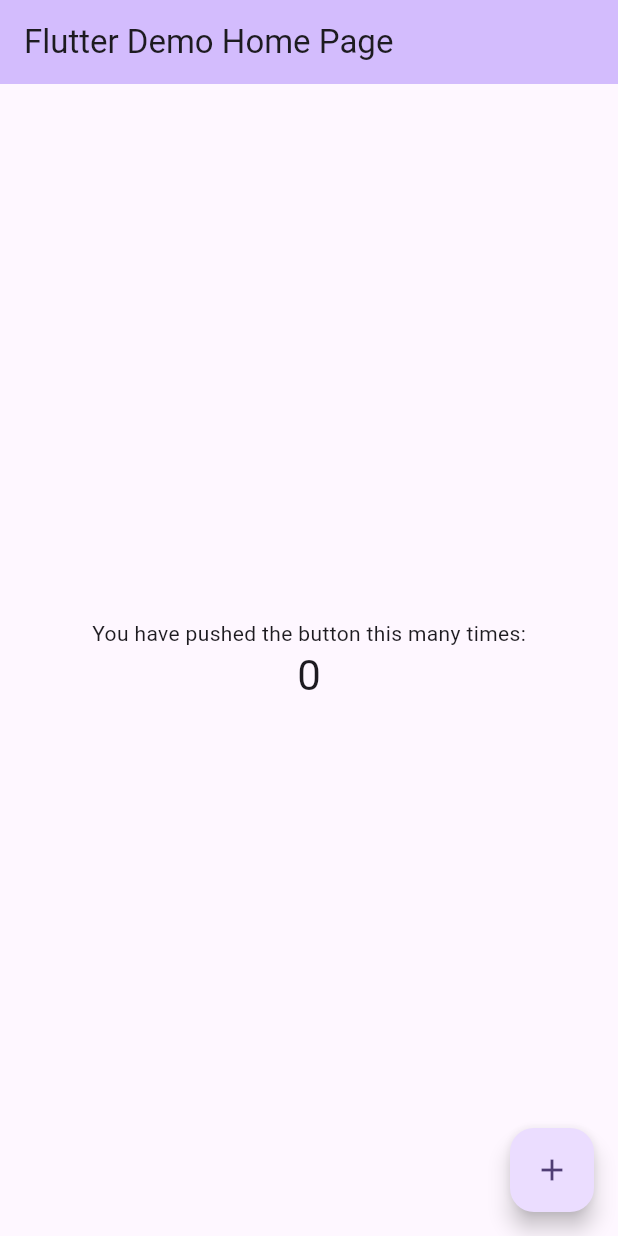
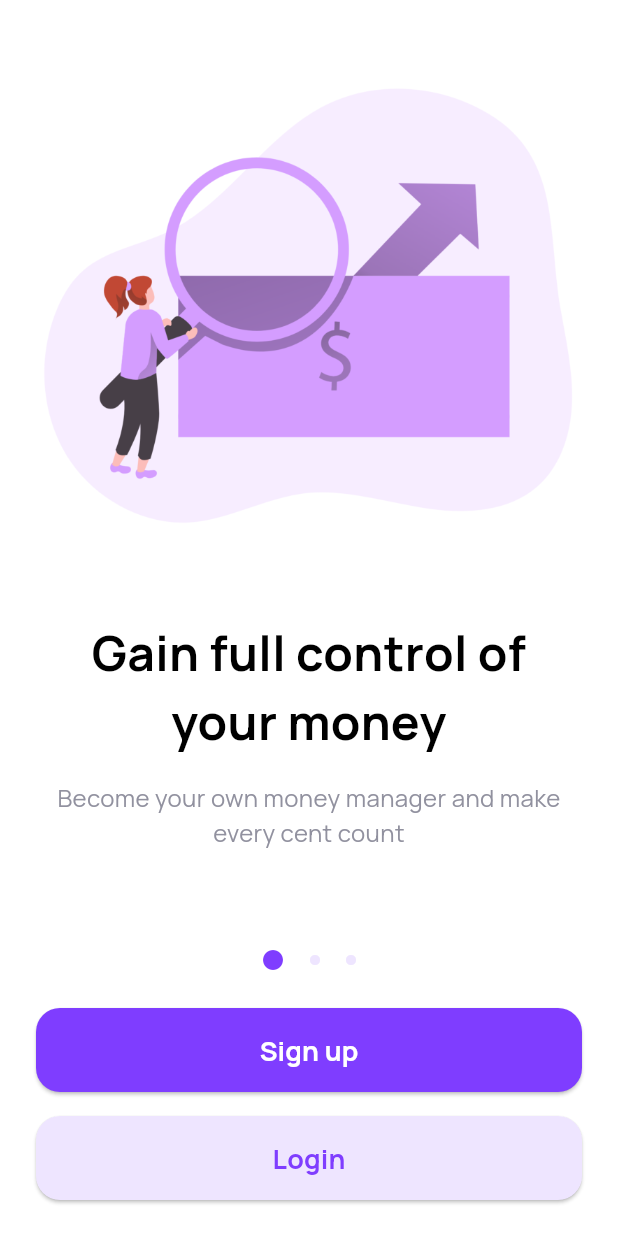
Before and after one commit to khaledThr/pengerapp_flutter, a Flutter app: the screen it shows after launch, on a phone screen of 412 x 824 dp. Run offline on Flutter 3.47's test engine with Material 3 defaults, Android fonts, the light colour scheme and no system bars.

Commit message:
Prepare Welcome page of the ExpTraker mobile app

```diff
--- /dev/null
+++ b/lib/components/button.dart
@@ -0,0 +1,46 @@
+import 'package:flutter/material.dart';
+import 'package:penger/resources/apcolors.dart';
+import 'package:penger/resources/appstyles.dart';
+
+class Buttoncomponent extends StatefulWidget {
+  final String label;
+  final Widget? icon;
+  final String? buttonType;
+  final double?  widh;
+  const Buttoncomponent({
+    super.key,
+    required this.label,
+    this.icon,
+    this.buttonType, this.widh,
+  });
+
+  @override
+  State<Buttoncomponent> createState() => _ButtoncomponentState();
+}
+
+class _ButtoncomponentState extends State<Buttoncomponent> {
+  @override
+  Widget build(BuildContext context) {
+    return SizedBox(
+      height: 56,
+      width: MediaQuery.of(context).size.width,
+      child: ElevatedButton(
+        onPressed: () {
+
+        },
+        style: ElevatedButton.styleFrom(
+          shape: RoundedRectangleBorder(
+            borderRadius: BorderRadius.circular(16),
+          ),
+          backgroundColor: widget.buttonType == 'primary'
+              ? Appcolors.primaryColor
+              : Appcolors.primaryColorlight,
+          foregroundColor: widget.buttonType == 'primary'
+              ? Colors.white
+              : Appcolors.primaryColor,
+        ),
+        child: Text(widget.label,style: Appstyles.title2(),),
+      ),
+    );
+  }
+}
--- a/lib/main.dart
+++ b/lib/main.dart
@@ -1,4 +1,8 @@
 import 'package:flutter/material.dart';
+import 'package:penger/resources/apcolors.dart';
+import 'package:penger/resources/app_routes.dart';
+import 'package:penger/views/onboarding/splashview.dart';
+import 'package:penger/views/onboarding/walkthrought.dart';
 
 void main() {
   runApp(const MyApp());
@@ -11,112 +15,22 @@
   @override
   Widget build(BuildContext context) {
     return MaterialApp(
-      title: 'Flutter Demo',
+      title: 'ExpTracker',
+      debugShowCheckedModeBanner: false,
       theme: ThemeData(
-        // This is the theme of your application.
-        //
-        // TRY THIS: Try running your application with "flutter run". You'll see
-        // the application has a purple toolbar. Then, without quitting the app,
-        // try changing the seedColor in the colorScheme below to Colors.green
-        // and then invoke "hot reload" (save your changes or press the "hot
-        // reload" button in a Flutter-supported IDE, or press "r" if you used
-        // the command line to start the app).
-        //
-        // Notice that the counter didn't reset back to zero; the application
-        // state is not lost during the reload. To reset the state, use hot
-        // restart instead.
-        //
-        // This works for code too, not just values: Most code changes can be
-        // tested with just a hot reload.
-        colorScheme: ColorScheme.fromSeed(seedColor: Colors.deepPurple),
+        fontFamily: 'Manrope',
+        textTheme: const TextTheme(
+          bodyLarge: TextStyle(fontSize: 16),
+          bodyMedium: TextStyle(fontSize: 14),
+          labelLarge: TextStyle(fontWeight: FontWeight.w600),
+        ),
+        colorScheme: ColorScheme.fromSeed(seedColor: Appcolors.primaryColor),
       ),
-      home: const MyHomePage(title: 'Flutter Demo Home Page'),
+      initialRoute: AppRoutes.splash,
+      routes: {
+        AppRoutes.splash: (context) => Splashview(),
+        AppRoutes.walkthrought: (context) => Walkthrought(),
+      },
     );
   }
 }
-
-class MyHomePage extends StatefulWidget {
-  const MyHomePage({super.key, required this.title});
-
-  // This widget is the home page of your application. It is stateful, meaning
-  // that it has a State object (defined below) that contains fields that affect
-  // how it looks.
-
-  // This class is the configuration for the state. It holds the values (in this
-  // case the title) provided by the parent (in this case the App widget) and
-  // used by the build method of the State. Fields in a Widget subclass are
-  // always marked "final".
-
-  final String title;
-
-  @override
-  State<MyHomePage> createState() => _MyHomePageState();
-}
-
-class _MyHomePageState extends State<MyHomePage> {
-  int _counter = 0;
-
-  void _incrementCounter() {
-    setState(() {
-      // This call to setState tells the Flutter framework that something has
-      // changed in this State, which causes it to rerun the build method below
-      // so that the display can reflect the updated values. If we changed
-      // _counter without calling setState(), then the build method would not be
-      // called again, and so nothing would appear to happen.
-      _counter++;
-    });
-  }
-
-  @override
-  Widget build(BuildContext context) {
-    // This method is rerun every time setState is called, for instance as done
-    // by the _incrementCounter method above.
-    //
-    // The Flutter framework has been optimized to make rerunning build methods
-    // fast, so that you can just rebuild anything that needs updating rather
-    // than having to individually change instances of widgets.
-    return Scaffold(
-      appBar: AppBar(
-        // TRY THIS: Try changing the color here to a specific color (to
-        // Colors.amber, perhaps?) and trigger a hot reload to see the AppBar
-        // change color while the other colors stay the same.
-        backgroundColor: Theme.of(context).colorScheme.inversePrimary,
-        // Here we take the value from the MyHomePage object that was created by
-        // the App.build method, and use it to set our appbar title.
-        title: Text(widget.title),
-      ),
-      body: Center(
-        // Center is a layout widget. It takes a single child and positions it
-        // in the middle of the parent.
-        child: Column(
-          // Column is also a layout widget. It takes a list of children and
-          // arranges them vertically. By default, it sizes itself to fit its
-          // children horizontally, and tries to be as tall as its parent.
-          //
-          // Column has various properties to control how it sizes itself and
-          // how it positions its children. Here we use mainAxisAlignment to
-          // center the children vertically; the main axis here is the vertical
-          // axis because Columns are vertical (the cross axis would be
-          // horizontal).
-          //
-          // TRY THIS: Invoke "debug painting" (choose the "Toggle Debug Paint"
-          // action in the IDE, or press "p" in the console), to see the
-          // wireframe for each widget.
-          mainAxisAlignment: MainAxisAlignment.center,
-          children: <Widget>[
-            const Text('You have pushed the button this many times:'),
-            Text(
-              '$_counter',
-              style: Theme.of(context).textTheme.headlineMedium,
-            ),
-          ],
-        ),
-      ),
-      floatingActionButton: FloatingActionButton(
-        onPressed: _incrementCounter,
-        tooltip: 'Increment',
-        child: const Icon(Icons.add),
-      ), // This trailing comma makes auto-formatting nicer for build methods.
-    );
-  }
-}
--- /dev/null
+++ b/lib/models/slides.dart
@@ -0,0 +1,11 @@
+class Slide {
+  late String title;
+  late String image;
+  late String description;
+
+  Slide({
+    required this.title,
+    required this.image,
+    required this.description,
+  });
+}
--- /dev/null
+++ b/lib/resources/apcolors.dart
@@ -0,0 +1,10 @@
+import 'dart:ui';
+
+class Appcolors {
+  static Color primaryColor = const Color(0xFF7F3DFF);
+  static Color primaryColorlight = const Color(0xFFEEE5FF);
+  static Color bgColor = const Color(0xFFFFFFFF);
+   static Color light20 = const Color(0xFF91919F);
+  static Color inputBg = const Color(0xFFE0E2E9);
+
+}
--- /dev/null
+++ b/lib/resources/app_routes.dart
@@ -0,0 +1,4 @@
+class AppRoutes {
+  static const String splash = '/';
+  static const String walkthrought = '/walkthrought';
+}
--- /dev/null
+++ b/lib/resources/appstyles.dart
@@ -0,0 +1,19 @@
+import 'package:flutter/material.dart';
+
+class Appstyles {
+  static titlex({double size = 64, Color color = Colors.black}) {
+    return TextStyle(fontWeight: FontWeight.bold, color: color, fontSize: size);
+  }
+
+  static title1({double size = 32, Color color = Colors.black}) {
+    return TextStyle(fontWeight: FontWeight.bold, color: color, fontSize: size);
+  }
+
+  static title2({double size = 18}) {
+    return TextStyle(fontWeight: FontWeight.bold, fontSize: size);
+  }
+
+  static regular1({double size = 16, Color color = Colors.black}) {
+    return TextStyle(color: color, fontSize: size);
+  }
+}
--- /dev/null
+++ b/lib/views/onboarding/walkthrought.dart
@@ -0,0 +1,107 @@
+import 'package:flutter/material.dart';
+import 'package:penger/components/button.dart';
+import 'package:penger/models/slides.dart';
+import 'package:penger/resources/apcolors.dart';
+import 'package:penger/resources/appstyles.dart';
+
+class Walkthrought extends StatefulWidget {
+  const Walkthrought({super.key});
+  @override
+  State<Walkthrought> createState() => _WalkthroughtState();
+}
+
+class _WalkthroughtState extends State<Walkthrought> {
+  PageController pageController = PageController();
+  int currentPage = 0;
+  List<Slide> slides = [
+    Slide(
+      title: "Gain full control of your money",
+      image: "assets/images/walkingthrought1.png",
+      description: "Become your own money manager and make every cent count",
+    ),
+    Slide(
+      title: "Know where your money goes",
+      image: "assets/images/walkingthrought2.png",
+      description:
+          "Track your transaction easily, with categories and financial report",
+    ),
+    Slide(
+      title: "Planning ahead",
+      image: "assets/images/walkingthrought3.png",
+      description: "Setup your budget for each category so you in control",
+    ),
+  ];
+
+  @override
+  Widget build(BuildContext context) {
+    return Scaffold(
+      backgroundColor: Appcolors.bgColor,
+      body: Column(
+        crossAxisAlignment: CrossAxisAlignment.center,
+        mainAxisAlignment: MainAxisAlignment.center,
+        children: [
+          Expanded(
+            child: PageView.builder(
+              onPageChanged: (index){
+                setState(() {
+                  currentPage = index;
+                });
+              },
+              controller: pageController,
+              itemCount: slides.length,
+              itemBuilder: (context, index) {
+                return ListView(
+                  padding: const EdgeInsets.all(24),
+                  shrinkWrap: true,
+                  children: [
+                    Image.asset(slides[currentPage].image),
+                    SizedBox(height: 24),
+                    Text(slides[currentPage].title,
+                      style: Appstyles.title1(),
+                      textAlign: TextAlign.center,
+                    ),
+                    SizedBox(height: 16),
+                    Text(slides[currentPage].description,
+                      style: Appstyles.regular1(color: Appcolors.light20),
+                      textAlign: TextAlign.center,
+                    ),
+                  ],
+                );
+              },
+            ),
+          ),
+          Padding(
+            padding: const EdgeInsets.all(24),
+            child: Column(
+              children: [
+                Row(
+                  mainAxisAlignment: MainAxisAlignment.center,
+                  crossAxisAlignment: CrossAxisAlignment.center,
+                  children: [
+                    Icon(Icons.circle, color: Appcolors.primaryColor, size: 16),
+                    const SizedBox(width: 16),
+                    Icon(
+                      Icons.circle,
+                      color: Appcolors.primaryColorlight,
+                      size: 8,
+                    ),
+                    const SizedBox(width: 16),
+                    Icon(
+                      Icons.circle,
+                      color: Appcolors.primaryColorlight,
+                      size: 8,
+                    ),
+                  ],
+                ),
+                SizedBox(height: 24),
+                Buttoncomponent(label: 'Sign up', buttonType: 'primary'),
+                SizedBox(height: 16),
+                Buttoncomponent(label: 'Login', buttonType: 'secondary'),
+              ],
+            ),
+          ),
+        ],
+      ),
+    );
+  }
+}
```
Also changed, not shown: lib/views/onboarding/splashview.dart (added, +35 -0 lines), pubspec.yaml (+12 -29 lines), assets/fonts/Manrope-Bold.ttf (added), assets/fonts/Manrope-Regular.ttf (added), assets/fonts/Manrope-SemiBold.ttf (added), assets/images/walkingthrought1.png (added), assets/images/walkingthrought2.png (added), assets/images/walkingthrought3.png (added), pubspec.lock, 63 other files.
